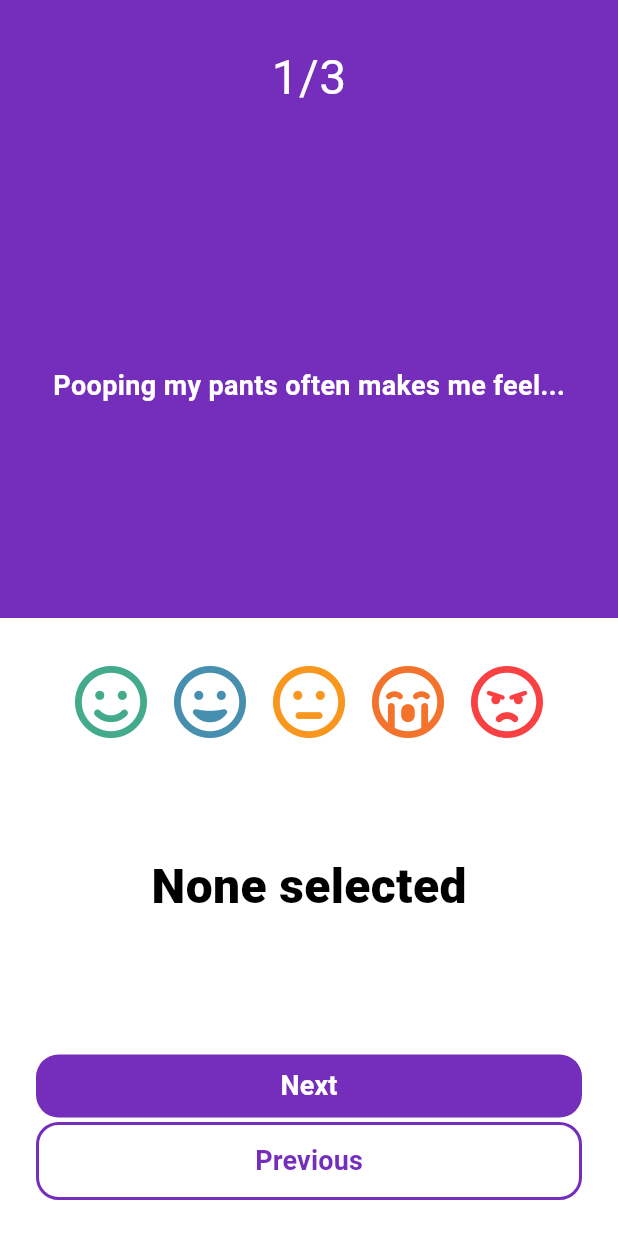
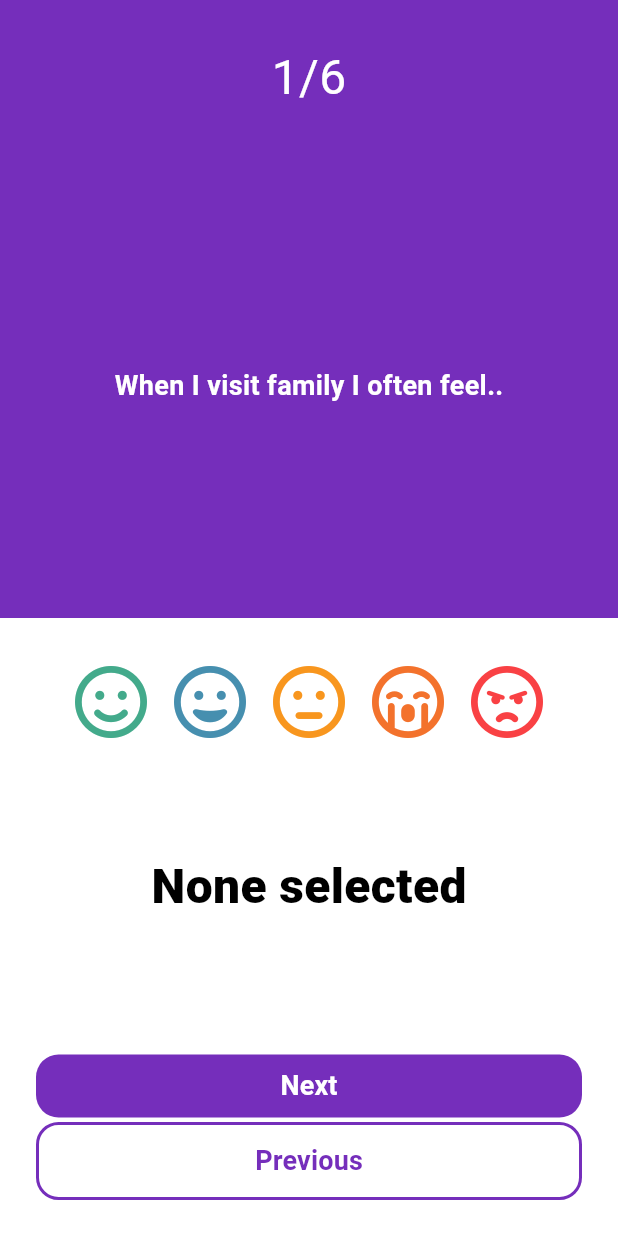
Before and after one commit to S4-Smart-mobile/S4-Smart-Mobile, a Flutter app: the QuestionsPage screen opened by its route, on a phone screen of 412 x 824 dp. Run offline on Flutter 3.47's test engine with Material 3 defaults, Android fonts, the phone set to English and light mode, and no system bars; our stand-ins replace flutter_svg, font_awesome_flutter, go_router, google_fonts.

Commit message:
Add new hard-coded questions

```diff
--- a/mood_predictor_app/lib/pages/questions.dart
+++ b/mood_predictor_app/lib/pages/questions.dart
@@ -17,9 +17,12 @@ class QuestionsPage extends StatefulWidget {
 class QuestionsPageState extends State<QuestionsPage> {
   EmotionType selectedEmotion = EmotionType.Undefined;
   final List<Map<String, String>> questions = [
-    {'question': "Pooping my pants often makes me feel..."},
-    {'question': "The weather often makes me feel.."},
-    {'question': "When Morris comes to school, I often feel..."},
+    {'question': "When I visit family I often feel.."},
+    {'question': "When I see my friends, I often feel.."},
+    {'question': "The days I have to work, I often feel..."},
+    {'question': "When I can work on my hobbies, I often feel..."},
+    {'question': "Going shopping often makes me feel..."},
+    {'question': "Exercising often makes me feel..."},
   ];
 
   List<EmotionType> answers = [];
```
